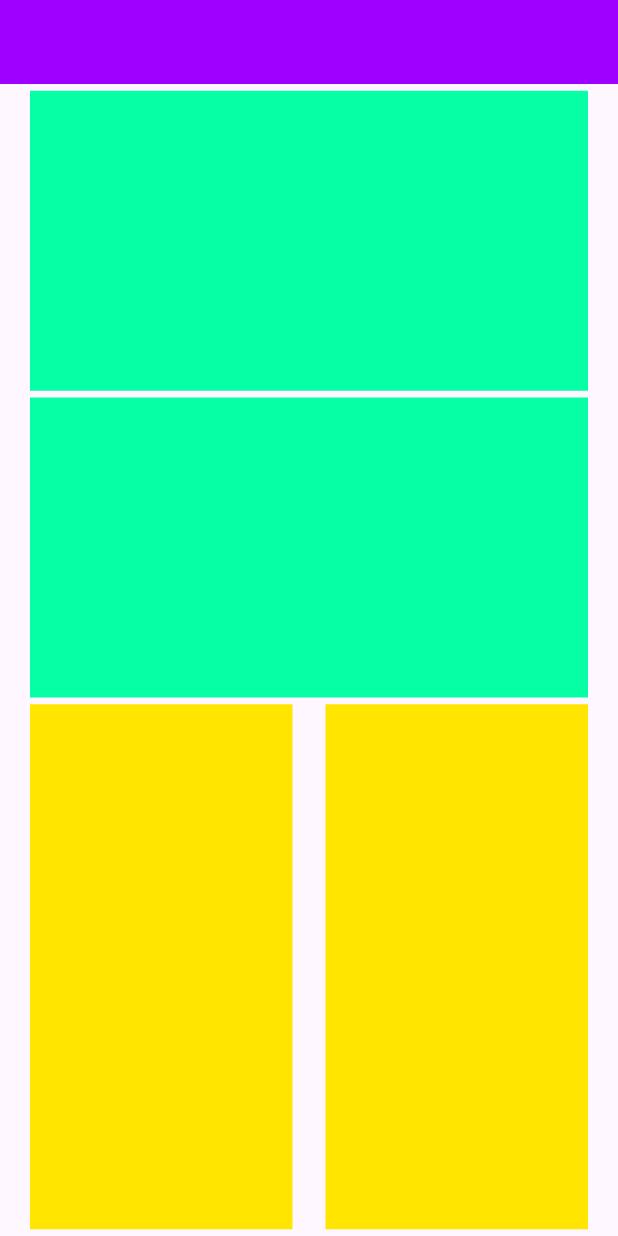
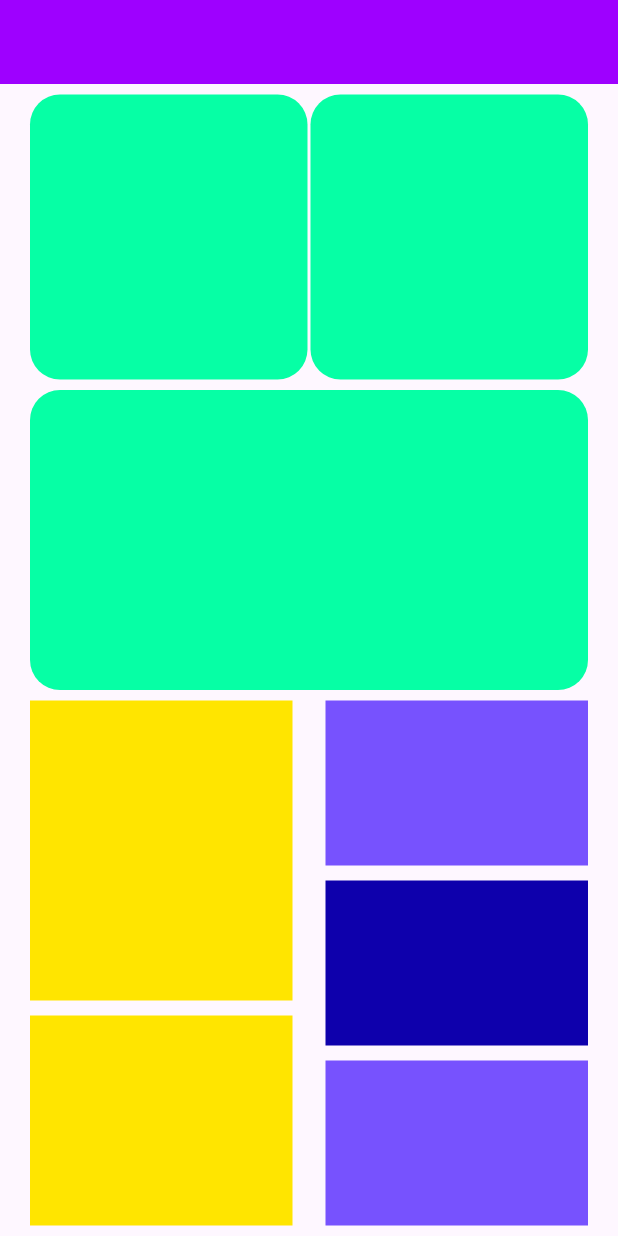
Before and after one commit to jayasanka99/layouts, a Flutter app: the screen it shows after launch, on a phone screen of 412 x 824 dp. Run offline on Flutter 3.47's test engine with Material 3 defaults, Android fonts, the phone set to English and light mode, and no system bars.

Commit message:
Create new layout

```diff
--- a/lib/main.dart
+++ b/lib/main.dart
@@ -1,7 +1,6 @@
-import 'package:flutter/cupertino.dart';
 import 'package:flutter/material.dart';
 
-void main(){
+void main() {
   runApp(MyApp());
 }
 
@@ -13,43 +12,87 @@ class MyApp extends StatelessWidget {
     return MaterialApp(
       debugShowCheckedModeBanner: false,
       home: Scaffold(
-        appBar: AppBar(
-          backgroundColor: const Color(0xff9E00FF)
-        ),
-        body:Padding(
+          appBar: AppBar(backgroundColor: const Color(0xff9E00FF)),
+          body: Padding(
             padding: const EdgeInsets.symmetric(horizontal: 20),
             child: Column(
               mainAxisAlignment: MainAxisAlignment.spaceEvenly,
               children: [
-              Container(
-                height: 200,
-                width: double.infinity,
-                color: Color(0xff06FFA5),
-              ),
-              Container(
-                height: 200,
-                width: double.infinity,
-                color: Color(0xff06FFA5),
-              ),
                 Row(
                   mainAxisAlignment: MainAxisAlignment.spaceBetween,
                   children: [
                     Container(
-                    height: 350,
-                    width: 175,
-                    color: Color(0xffFFE500),
+                      decoration: BoxDecoration(
+                        borderRadius: BorderRadius.circular(20),
+                        color: const Color(0xff06FFA5),
+                      ),
+                      height: 190,
+                      width: 185,
                     ),
                     Container(
-                    height: 350,
-                    width: 175,
-                    color: Color(0xffFFE500),
+                      decoration: BoxDecoration(
+                        borderRadius: BorderRadius.circular(20),
+                        color: const Color(0xff06FFA5),
+                      ),
+                      height: 190,
+                      width: 185,
                     ),
                   ],
-              )
+                ),
+                Container(
+                  decoration: BoxDecoration(
+                    borderRadius: BorderRadius.circular(20),
+                    color: const Color(0xff06FFA5),
+                  ),
+                  height: 200,
+                  width: double.infinity,
+                ),
+                SizedBox(
+                  height: 350,
+                  child: Row(
+                      mainAxisAlignment: MainAxisAlignment.spaceBetween,
+                      children: [
+                        Column(
+                          mainAxisAlignment: MainAxisAlignment.spaceBetween,
+                          children: [
+                            Container(
+                              height: 200,
+                              width: 175,
+                              color: const Color(0xffFFE500),
+                            ),
+                            Container(
+                              height: 140,
+                              width: 175,
+                              color: const Color(0xffFFE500),
+                            ),
                           ],
                         ),
-        )
+                        Column(
+                          mainAxisAlignment: MainAxisAlignment.spaceBetween,
+                          children: [
+                            Container(
+                              height: 110,
+                              width: 175,
+                              color: const Color(0xff7752FE),
                             ),
+                            Container(
+                              height: 110,
+                              width: 175,
+                              color: const Color(0xff0E00AC),
+                            ),
+                            Container(
+                              height: 110,
+                              width: 175,
+                              color: Color(0xff7752FE),
+                            ),
+                          ],
+                        ),
+                      ],
+                    ),
+                ),
+              ],
+            ),
+          )),
     );
   }
 }
```
Lines whose indentation alone changed are shown as unchanged.
